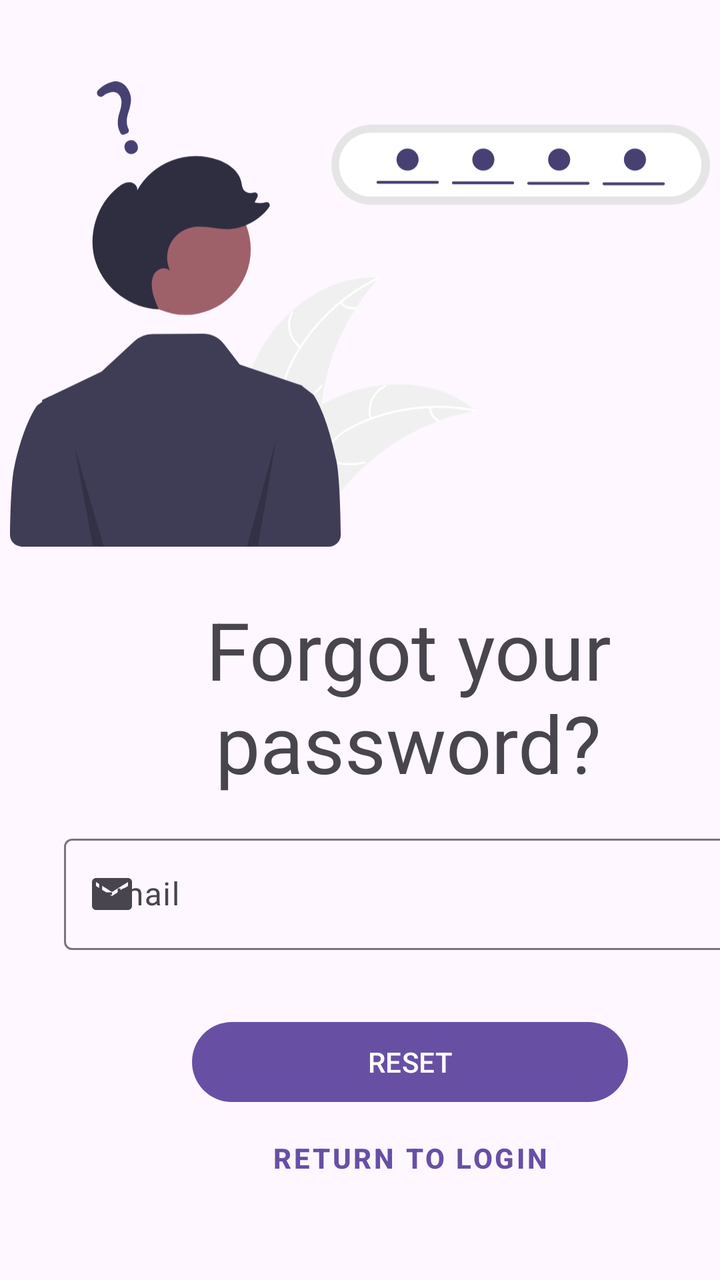
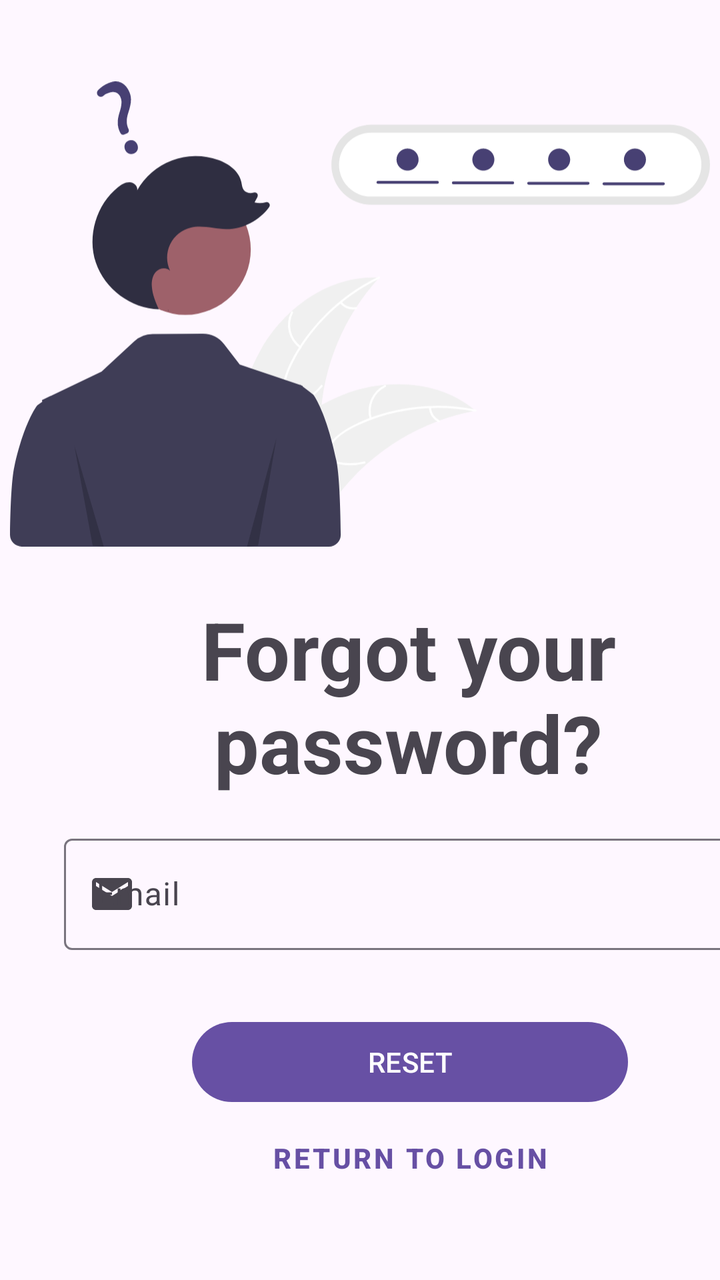

Before-and-after screenshots of an Android layout around one commit, followed by the original layout XML and the change that was made.
<!-- AndroidManifest.xml: application theme Theme.Foodalchemy -->
<!-- res/layout/fragment_forgot_password.xml -->
<?xml version="1.0" encoding="utf-8"?>
<androidx.constraintlayout.widget.ConstraintLayout xmlns:android="http://schemas.android.com/apk/res/android"
    xmlns:app="http://schemas.android.com/apk/res-auto"
    xmlns:tools="http://schemas.android.com/tools"
    android:layout_width="match_parent"
    android:layout_height="match_parent"
    tools:context=".ui.AuthActivity">


    <ImageView
        android:id="@+id/imageView3"
        android:layout_width="350dp"
        android:layout_height="250dp"
        android:layout_marginTop="32dp"
        android:src="@drawable/undraw_forgot_password_re_hxwm"
        app:layout_constraintEnd_toEndOf="parent"
        app:layout_constraintStart_toStartOf="parent"
        app:layout_constraintTop_toTopOf="parent" />

    <androidx.constraintlayout.widget.Guideline
        android:id="@+id/guideline7"
        android:layout_width="wrap_content"
        android:layout_height="wrap_content"
        android:orientation="vertical"
        app:layout_constraintGuide_begin="32dp" />

    <androidx.constraintlayout.widget.Guideline
        android:id="@+id/guideline10"
        android:layout_width="wrap_content"
        android:layout_height="wrap_content"
        android:orientation="vertical"
        app:layout_constraintGuide_begin="376dp" />

    <TextView
        android:id="@+id/textView5"
        android:layout_width="0dp"
        android:layout_height="wrap_content"
        android:layout_marginTop="16dp"
        android:text="@string/forgotpassword_textview"
        android:textAlignment="center"
        android:textSize="40sp"
        app:layout_constraintEnd_toStartOf="@+id/guideline10"
        app:layout_constraintStart_toStartOf="@+id/guideline7"
        app:layout_constraintTop_toBottomOf="@+id/imageView3" />

    <com.google.android.material.textfield.TextInputLayout
        android:id="@+id/textInputLayout4"
        android:layout_width="0dp"
        android:layout_height="wrap_content"
        android:layout_marginTop="16dp"
        app:layout_constraintEnd_toStartOf="@+id/guideline10"
        app:layout_constraintStart_toStartOf="@+id/guideline7"
        app:layout_constraintTop_toBottomOf="@+id/textView5"
        app:startIconDrawable="@drawable/baseline_email_24">

        <com.google.android.material.textfield.TextInputEditText
            android:layout_width="match_parent"
            android:layout_height="wrap_content"
            android:hint="@string/forgotpassword_email"
            android:inputType="textEmailAddress"/>
    </com.google.android.material.textfield.TextInputLayout>

    <Button
        android:id="@+id/button_reset"
        style="@style/Widget.Material3.Button"
        android:layout_width="0dp"
        android:layout_height="wrap_content"
        android:layout_marginTop="32dp"
        android:text="@string/reset_button"
        android:textSize="14sp"
        app:layout_constraintEnd_toStartOf="@+id/guideline12"
        app:layout_constraintStart_toStartOf="@+id/guideline11"
        app:layout_constraintTop_toBottomOf="@+id/textInputLayout4" />

    <androidx.constraintlayout.widget.Guideline
        android:id="@+id/guideline11"
        android:layout_width="wrap_content"
        android:layout_height="wrap_content"
        android:orientation="vertical"
        app:layout_constraintGuide_begin="96dp" />

    <androidx.constraintlayout.widget.Guideline
        android:id="@+id/guideline12"
        android:layout_width="wrap_content"
        android:layout_height="wrap_content"
        android:orientation="vertical"
        app:layout_constraintGuide_begin="314dp" />

    <Button
        android:id="@+id/button_return_login"
        style="@style/Widget.MaterialComponents.Button.TextButton"
        android:layout_width="wrap_content"
        android:layout_height="wrap_content"
        android:text="@string/return_button"
        android:textStyle="bold"
        app:layout_constraintEnd_toStartOf="@+id/guideline12"
        app:layout_constraintStart_toStartOf="@+id/guideline11"
        app:layout_constraintTop_toBottomOf="@+id/button_reset" />
</androidx.constraintlayout.widget.ConstraintLayout>
<!-- resources referenced by this layout -->
<resources>
  <!-- drawable baseline_email_24 (drawable) -->
  <vector android:height="24dp" android:tint="#000000"
      android:viewportHeight="24" android:viewportWidth="24"
      android:width="24dp" xmlns:android="http://schemas.android.com/apk/res/android">
      <path android:fillColor="@android:color/white" android:pathData="M20,4L4,4c-1.1,0 -1.99,0.9 -1.99,2L2,18c0,1.1 0.9,2 2,2h16c1.1,0 2,-0.9 2,-2L22,6c0,-1.1 -0.9,-2 -2,-2zM20,8l-8,5 -8,-5L4,6l8,5 8,-5v2z"/>
  </vector>
  <!-- drawable undraw_forgot_password_re_hxwm: vector/xml drawable (drawable, 7951 chars, omitted) -->
  <string name="forgotpassword_email">Email</string>
  <string name="forgotpassword_textview">Forgot your password?</string>
  <string name="reset_button">RESET</string>
  <string name="return_button">RETURN TO LOGIN</string>
  <style name="Theme.Foodalchemy" parent="Base.Theme.Foodalchemy" />
  <style name="Base.Theme.Foodalchemy" parent="Theme.Material3.DayNight.NoActionBar">
          
          
      </style>
</resources>

<!-- the commit's change to res/layout/fragment_forgot_password.xml (unified diff, before → after) -->
@@ -39,6 +39,7 @@
         android:text="@string/forgotpassword_textview"
         android:textAlignment="center"
         android:textSize="40sp"
+        android:textStyle="bold"
         app:layout_constraintEnd_toStartOf="@+id/guideline10"
         app:layout_constraintStart_toStartOf="@+id/guideline7"
         app:layout_constraintTop_toBottomOf="@+id/imageView3" />
@@ -51,7 +52,8 @@
         app:layout_constraintEnd_toStartOf="@+id/guideline10"
         app:layout_constraintStart_toStartOf="@+id/guideline7"
         app:layout_constraintTop_toBottomOf="@+id/textView5"
-        app:startIconDrawable="@drawable/baseline_email_24">
+        app:startIconDrawable="@drawable/baseline_email_24"
+        app:endIconMode="clear_text">
 
         <com.google.android.material.textfield.TextInputEditText
             android:layout_width="match_parent"
